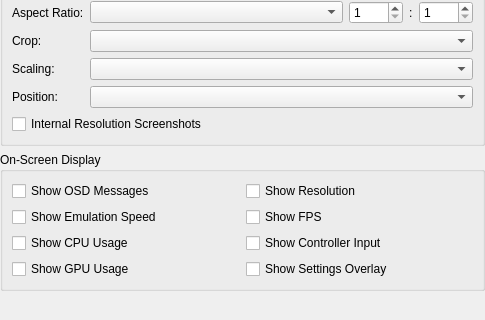
Old version of the form src/duckstation-qt/displaysettingswidget.ui in the repository kofxi3584karlayang/duckstation; both pictures show x 0 to 485 and y 205 to 525 of the 485 by 525 pixel window.
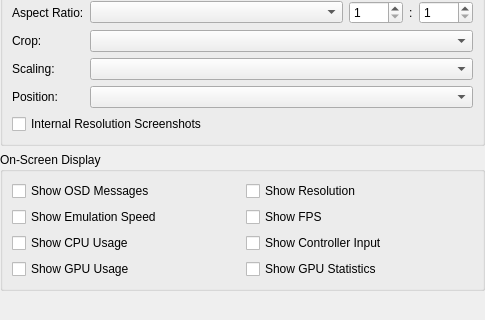
New version of the form.

```diff
--- a/src/duckstation-qt/displaysettingswidget.ui
+++ b/src/duckstation-qt/displaysettingswidget.ui
@@ -243,7 +243,7 @@
       <item row="5" column="1">
        <widget class="QCheckBox" name="showSettings">
         <property name="text">
-         <string>Show Settings Overlay</string>
+         <string>Show GPU Statistics</string>
         </property>
        </widget>
       </item>
```
Left out of the diff: 2 changed lines with no effect on the pictures.
